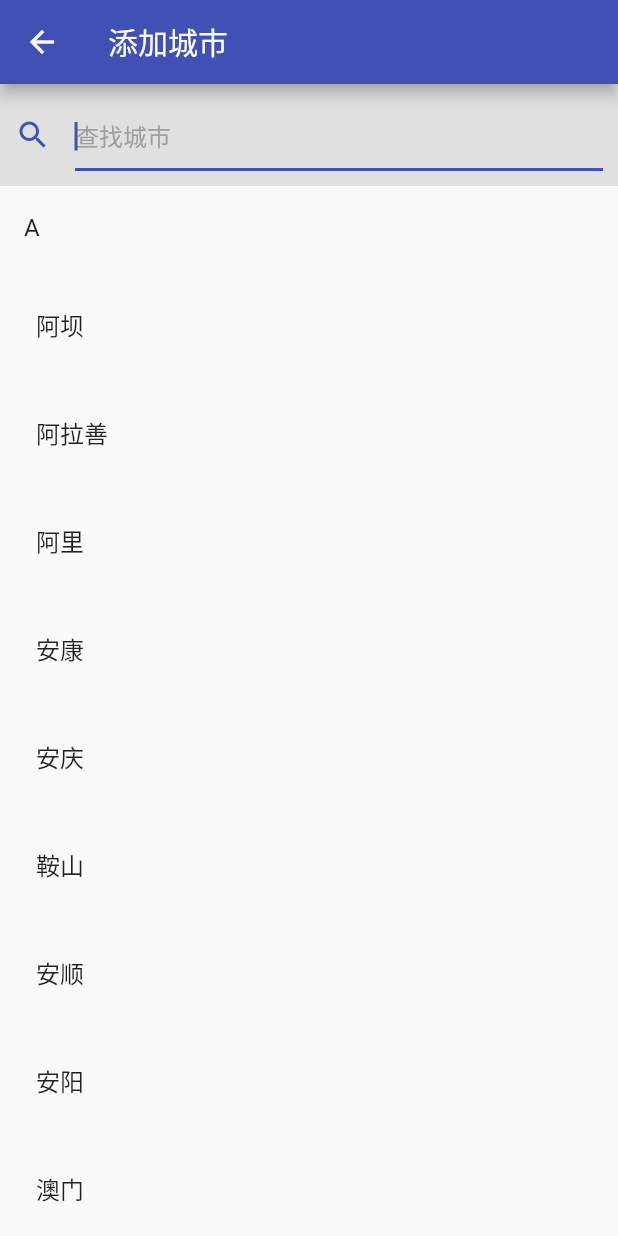
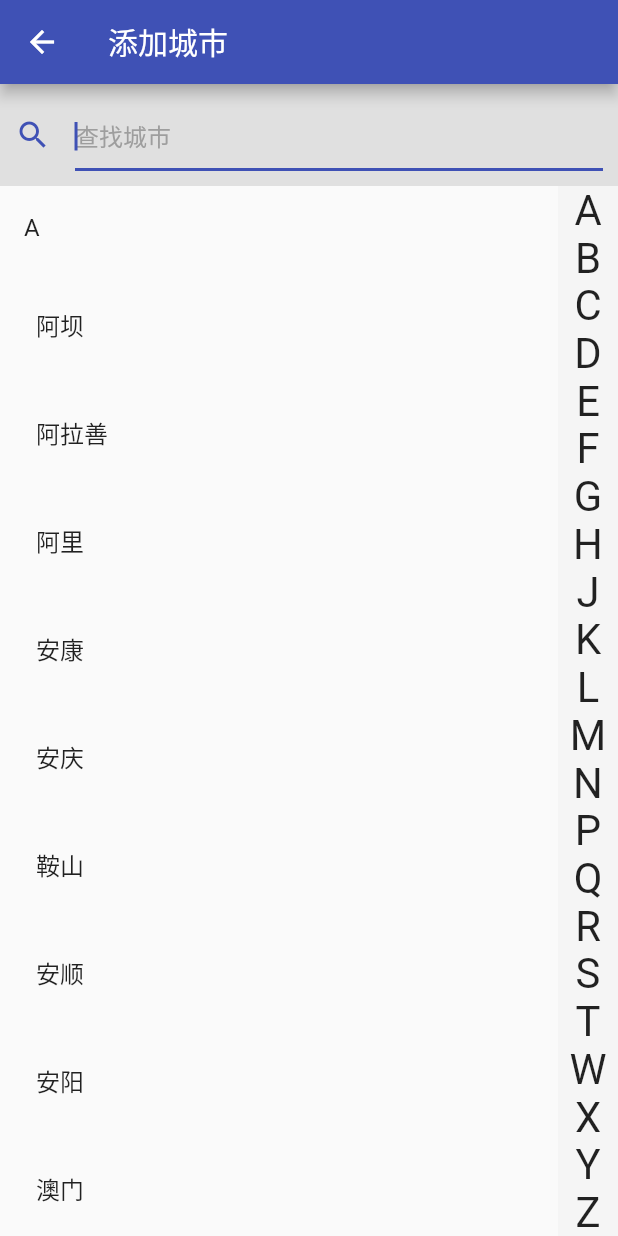
Before and after one commit to icefee/simple_weather, a Flutter app: the CityList screen opened directly, on a phone screen of 412 x 824 dp. Run offline on Flutter 3.47's test engine with Material 2 defaults, Android fonts, the phone set to English and light mode, and no system bars; our stand-ins replace permission_handler; missing offline and left inert: amap_flutter_location.

Commit message:
优化了城市选择

```diff
--- a/lib/pages/city_list.dart
+++ b/lib/pages/city_list.dart
@@ -13,6 +13,8 @@ class _CityList extends State<CityList> {
 
   List<dynamic> _citys = [];
   String _keyword = '';
+  String activeChar = '';
+  ScrollController _scrollController = ScrollController();
 
   @override
   void initState() {
@@ -41,6 +43,27 @@ class _CityList extends State<CityList> {
         'lists': children
       };
     }).toList()..removeWhere((item) => (item['lists'] as List).length == 0);
+  }
+
+  void onPanUpdate(detail, height) {
+    double ratio = (detail.globalPosition.dy - (MediaQuery.of(context).size.height - height)) / height;
+    int charIndex = (_citys.length * ratio).round();
+    if (charIndex > _citys.length - 1 || charIndex < 0) {
+      activeChar = '';
+    }
+    else {
+      activeChar = _citys[charIndex]['title'];
+      _scrollController.jumpTo(computeOffset(charIndex));
+    }
+    setState(() {});
+  }
+
+  double computeOffset(int index) {
+    double offset = 0.0;
+    for (int i = 0; i < index; i ++) {
+      offset += 56 + (_citys[i]['lists'] as List).length * 72;
+    }
+    return offset;
   }
 
   @override
@@ -76,8 +99,11 @@ class _CityList extends State<CityList> {
               child: Builder(
                 builder: (context) {
                   List<dynamic> __cities = filtered(_citys);
-                  return Scrollbar(
+                  return Stack(
+                    children: [
+                      Scrollbar(
                         child: ListView.builder(
+                          controller: _scrollController,
                           itemCount: __cities.length,
                           itemBuilder: (context, index) {
                             String _title = __cities[index]['title'];
@@ -101,6 +127,55 @@ class _CityList extends State<CityList> {
                               );
                             }
                         ),
+                      ),
+                      Align(
+                        alignment: Alignment.centerRight,
+                        child: Container(
+                          child: LayoutBuilder(
+                            builder: (context, constraints) {
+                              if (__cities.length == 0) {
+                                return Container();
+                              }
+                              return FittedBox(
+                                child: Column(
+                                  mainAxisAlignment: MainAxisAlignment.center,
+                                  children: [
+                                    for (final Map city in __cities) GestureDetector(
+                                      child: Container(
+                                        child: Text(city['title']),
+                                        // color: city['title'] == activeChar ? Theme.of(context).primaryColor : null,
+                                      ),
+                                      onPanUpdate: (detail) => onPanUpdate(detail, constraints.maxHeight),
+                                      onPanEnd: (detail) {
+                                        setState(() {
+                                          activeChar = '';
+                                        });
+                                      },
+                                    )
+                                  ],
+                                ),
+                              );
+                            },
+                          ),
+                          width: 40.0,
+                          color: Colors.grey[100],
+                        ),
+                      ),
+                      Align(
+                        alignment: Alignment.center,
+                        child: Offstage(
+                          child: Container(
+                            color: Colors.black87,
+                            width: 80.0,
+                            height: 80.0,
+                            child: Center(
+                              child: Text(activeChar, style: TextStyle(fontSize: 50.0, color: Colors.white)),
+                            ),
+                          ),
+                          offstage: activeChar == '',
+                        ),
+                      )
+                    ],
                   );
                 },
               ),
```
Lines whose indentation alone changed are shown as unchanged.
